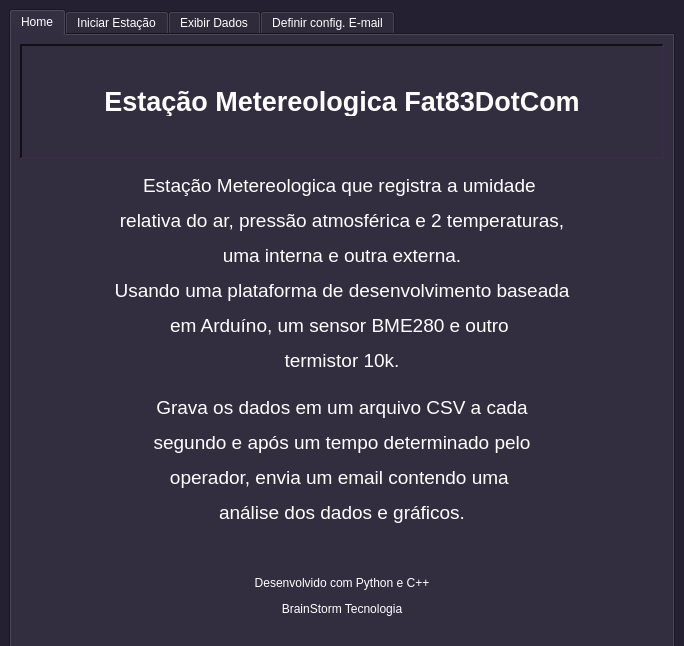
Fat83dotcom/Interface_Estacao, file interface.ui: the form before one commit.
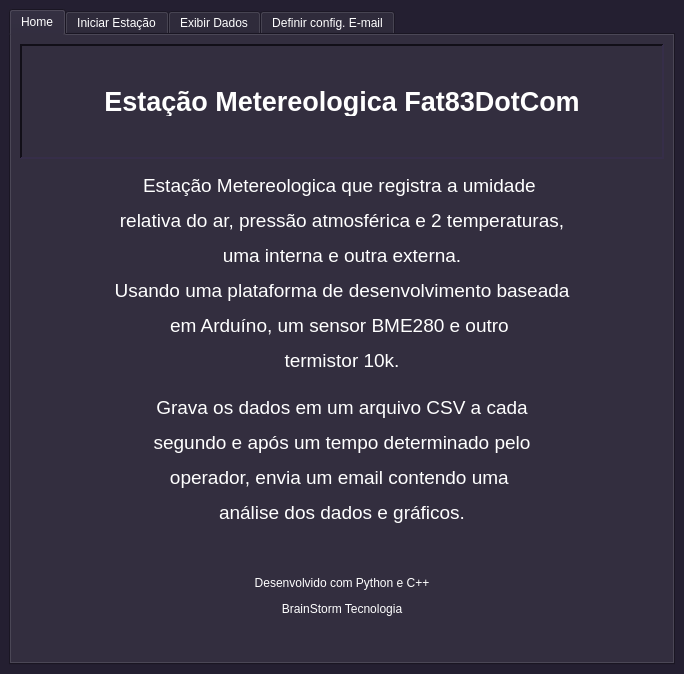
The form after the commit. Icons and pictures are not drawn.

Commit message: Adição de um botão para testar a conexão - Adição de um label para o status do remetente e senha

Patch:
```diff
--- a/interface.ui
+++ b/interface.ui
@@ -7,7 +7,7 @@
     <x>0</x>
     <y>0</y>
     <width>684</width>
-    <height>646</height>
+    <height>674</height>
    </rect>
   </property>
   <property name="palette">
```
The commit also changes 1 other file.
